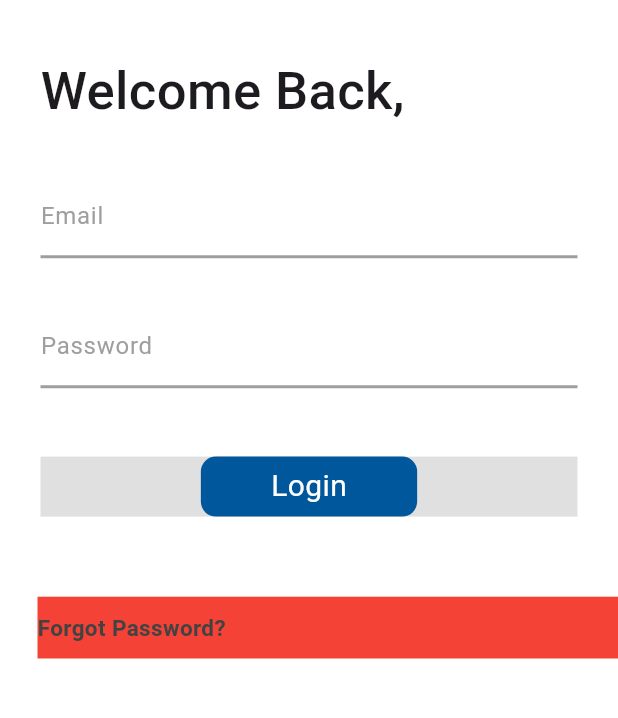
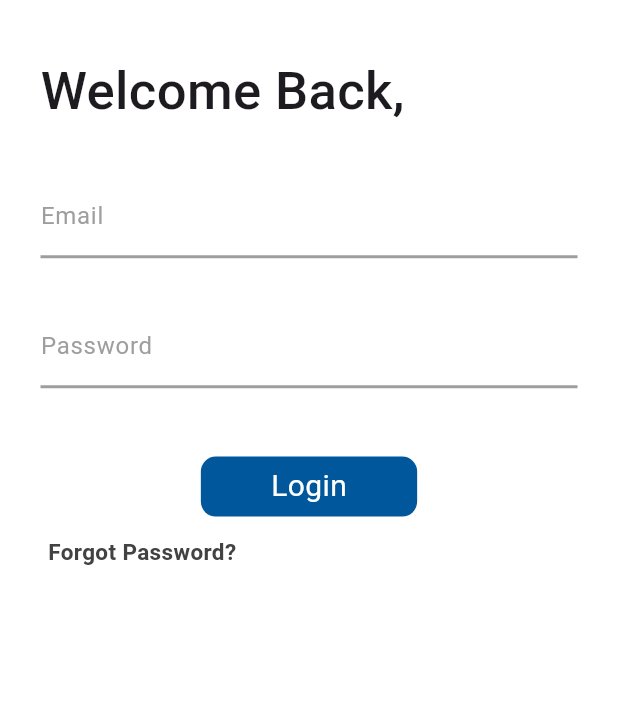
Before and after one commit to infas01/healthy-medical_app, a Flutter app: the screen it shows after launch, on a phone screen of 412 x 824 dp, the part 159-877 px from its top. Run offline on Flutter 3.47's test engine with Material 3 defaults, Android fonts, the phone set to English and light mode, and no system bars.

Commit message:
some components size change

```diff
--- a/lib/Pages/login_page.dart
+++ b/lib/Pages/login_page.dart
@@ -164,7 +164,7 @@ class _Login_PageState extends State<Login_Page> {
                                           EdgeInsets.only(left: 25, right: 25),
                                       //color: Colors.red[200],
                                       width: deviceWidth,
-                                      height: 250.0 + adjustHeight,
+                                      height: 300.0 + adjustHeight,
                                       child: TopAnime(
                                         1,
                                         5,
@@ -223,7 +223,7 @@ class _Login_PageState extends State<Login_Page> {
                                             //   ),
                                             // )
                                             Container(
-                                              color: Colors.grey[300],
+                                              //color: Colors.grey[300],
                                               alignment: Alignment.center,
                                               child: GestureDetector(
                                                 onTap: () {
@@ -258,6 +258,35 @@ class _Login_PageState extends State<Login_Page> {
                                                 ),
                                               ),
                                             ),
+                                            selectedIndex == 0
+                                                ? TopAnime(
+                                                    2,
+                                                    3,
+                                                    curve: Curves.fastOutSlowIn,
+                                                    child: Container(
+                                                      //color: Colors.red,
+                                                      alignment:
+                                                          Alignment.centerLeft,
+                                                      margin: EdgeInsets.only(
+                                                          top: 0,
+                                                          left: 5,
+                                                          bottom: 10),
+                                                      height:
+                                                          deviceHeight * 0.05,
+                                                      child: Text(
+                                                        "Forgot Password?",
+                                                        style: TextStyle(
+                                                            color: Colors
+                                                                .grey[800],
+                                                            fontSize:
+                                                                adjustWidth - 5,
+                                                            fontWeight:
+                                                                FontWeight
+                                                                    .w700),
+                                                      ),
+                                                    ),
+                                                  )
+                                                : Signup_Page()
                                           ],
                                         ),
                                       ),
@@ -268,27 +297,6 @@ class _Login_PageState extends State<Login_Page> {
                             ],
                           ),
                         ),
-                        selectedIndex == 0
-                            ? TopAnime(
-                                2,
-                                5,
-                                curve: Curves.fastOutSlowIn,
-                                child: Container(
-                                  color: Colors.red,
-                                  alignment: Alignment.centerLeft,
-                                  margin: EdgeInsets.only(
-                                      top: 10, left: 25, bottom: 10),
-                                  height: deviceHeight * 0.05,
-                                  child: Text(
-                                    "Forgot Password?",
-                                    style: TextStyle(
-                                        color: Colors.grey[800],
-                                        fontSize: adjustWidth - 5,
-                                        fontWeight: FontWeight.w700),
-                                  ),
-                                ),
-                              )
-                            : Signup_Page()
                       ],
                     ),
                   )
--- a/lib/Pages/signup_page.dart
+++ b/lib/Pages/signup_page.dart
@@ -159,7 +159,7 @@ class _Signup_PageState extends State<Signup_Page> {
                             ),
                             Container(
                               //padding: EdgeInsets.fromLTRB(2, 0, 25, 0),
-                              color: Colors.blue,
+                              //color: Colors.blue,
                               child: Column(
                                 children: [
                                   Container(
@@ -167,7 +167,7 @@ class _Signup_PageState extends State<Signup_Page> {
                                         EdgeInsets.only(left: 25, right: 25),
                                     //color: Colors.red[200],
                                     width: deviceWidth,
-                                    height: 350.0 + adjustHeight,
+                                    height: 400.0 + adjustHeight,
                                     child: TopAnime(
                                       1,
                                       5,
```
Also changed, not shown: pubspec.lock, 1 other file.
